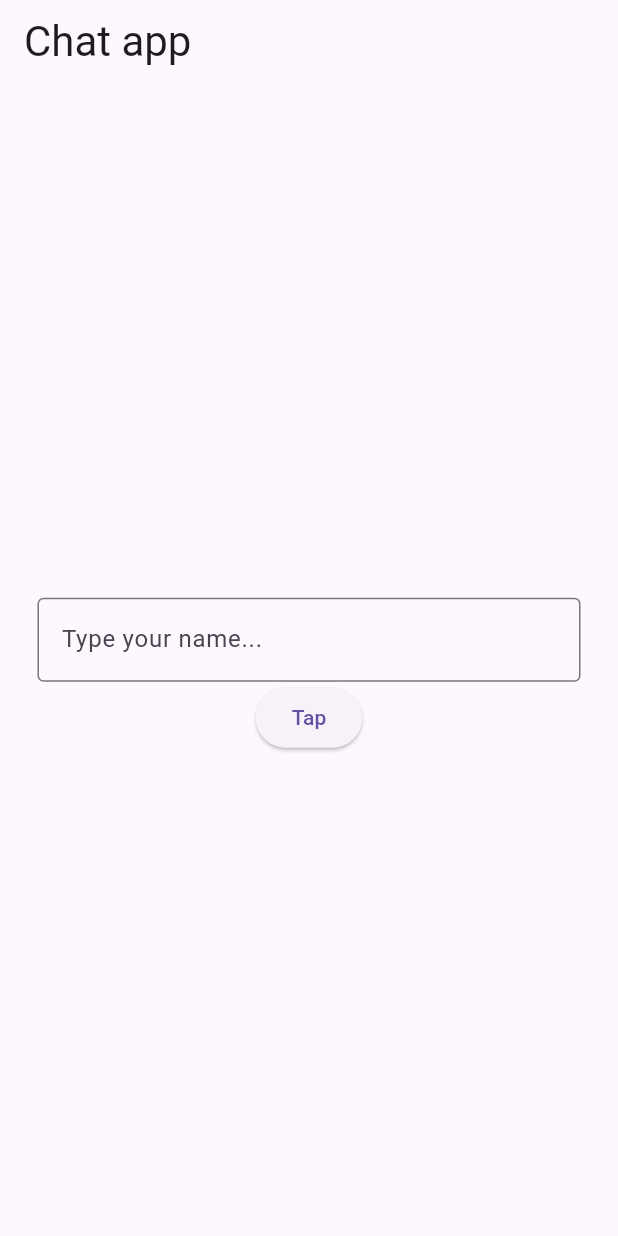
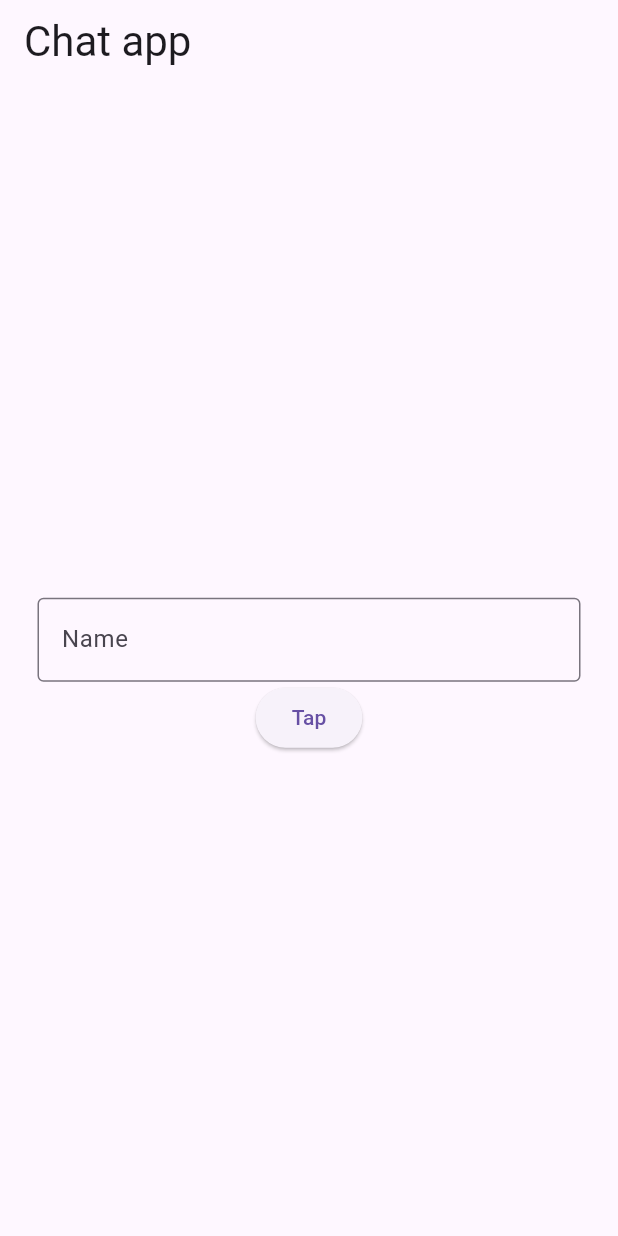
Before and after one commit to Eustachekamala/Flutter-Course, a Flutter app: the screen it shows after launch, on a phone screen of 412 x 824 dp. Run offline on Flutter 3.47's test engine with Material 3 defaults, Android fonts, the phone set to English and light mode, and no system bars.

```diff
--- a/chat_app/lib/pages/todo_page.dart
+++ b/chat_app/lib/pages/todo_page.dart
@@ -46,7 +46,8 @@ class _ToDoPageState  extends State<ToDoPage>{
                 controller: myController,
                 decoration: InputDecoration(
                   border: OutlineInputBorder(),
-                  hintText: "Type your name..."
+                  hintText: "Type your name...",
+                  label: Text("Name")
                 ),
               ),
 
```
